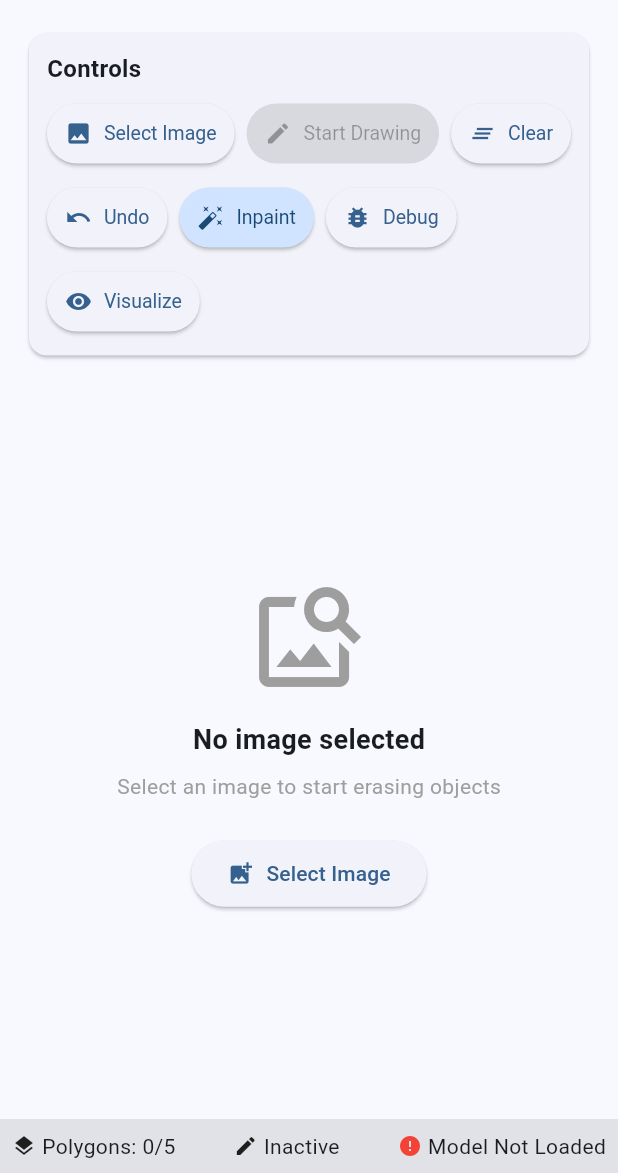
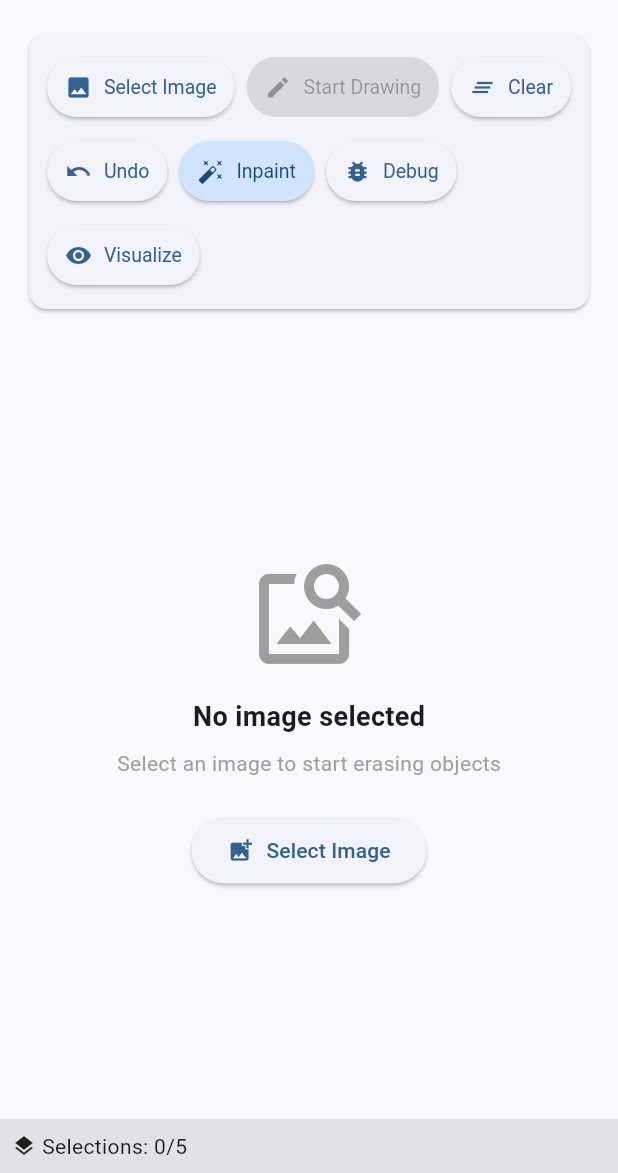
Before and after one commit to maxal-studio/flutter-image-magic-eraser, a Flutter app: the screen it shows after launch, on a phone screen of 412 x 824 dp, the part 63-1236 px from its top. Run offline on Flutter 3.47's test engine with Material 3 defaults, Android fonts, the light colour scheme and no system bars; our stand-ins replace image_picker; missing offline and left inert: onnxruntime.

Commit message:
Update: Code Refactoring

```diff
--- a/example/lib/main.dart
+++ b/example/lib/main.dart
@@ -56,7 +56,6 @@ class _PolygonInpaintingPageState extends State<PolygonInpaintingPage> {
   static final ImagePicker _imagePicker = ImagePicker();
   XFile? _selectedImage;
   Uint8List? _imageBytes;
-  Size? _imageSize;
   ImageProvider? _imageProvider;
 
   // Maximum number of polygons
@@ -68,7 +67,7 @@ class _PolygonInpaintingPageState extends State<PolygonInpaintingPage> {
   bool _isLoadingModel = false;
 
   // Polygon drawing controller
-  late PolygonPainterController _polygonController;
+  late ImageSelectorController _imageSelectorController;
   DrawingMode _drawingMode = DrawingMode.none;
   List<List<Map<String, double>>> _polygons = [];
 
@@ -77,9 +76,9 @@ class _PolygonInpaintingPageState extends State<PolygonInpaintingPage> {
     super.initState();
 
     // Initialize polygon controller
-    _polygonController = PolygonPainterController();
-    _polygonController.onPolygonsChanged = _onPolygonsChanged;
-    _polygonController.maxPolygons = _maxPolygons;
+    _imageSelectorController = ImageSelectorController();
+    _imageSelectorController.onPolygonsChanged = _onPolygonsChanged;
+    _imageSelectorController.maxPolygons = _maxPolygons;
 
     // Check if model is already loaded
     _isModelLoaded = InpaintingService.instance.isModelLoaded();
@@ -91,7 +90,7 @@ class _PolygonInpaintingPageState extends State<PolygonInpaintingPage> {
 
   @override
   void dispose() {
-    _polygonController.dispose();
+    _imageSelectorController.dispose();
     super.dispose();
   }
 
@@ -138,10 +137,9 @@ class _PolygonInpaintingPageState extends State<PolygonInpaintingPage> {
       setState(() {
         _selectedImage = file;
         _imageBytes = bytes;
-        _imageSize = Size(image.width.toDouble(), image.height.toDouble());
         _imageProvider = MemoryImage(bytes);
         // Clear existing polygons
-        _polygonController.clearPolygons();
+        _imageSelectorController.clearPolygons();
       });
 
       _log('Image loaded: ${image.width}x${image.height}');
@@ -166,13 +164,13 @@ class _PolygonInpaintingPageState extends State<PolygonInpaintingPage> {
       _drawingMode = _drawingMode == DrawingMode.none
           ? DrawingMode.draw
           : DrawingMode.none;
-      _polygonController.drawingMode = _drawingMode;
+      _imageSelectorController.drawingMode = _drawingMode;
     });
   }
 
   /// Inpaint with polygons
   Future<void> _inpaintWithPolygons() async {
-    if (_imageBytes == null || _polygonController.polygons.isEmpty) {
+    if (_imageBytes == null || _imageSelectorController.polygons.isEmpty) {
       ScaffoldMessenger.of(context).showSnackBar(
         const SnackBar(
           content: Text('Please select an image and draw at least one polygon'),
@@ -187,7 +185,7 @@ class _PolygonInpaintingPageState extends State<PolygonInpaintingPage> {
 
     try {
       // Convert polygons to the format expected by the inpainting service
-      final polygonsData = _polygonController.polygons
+      final polygonsData = _imageSelectorController.polygons
           .map((polygon) => polygon.toInpaintingFormat())
           .toList();
 
@@ -204,27 +202,13 @@ class _PolygonInpaintingPageState extends State<PolygonInpaintingPage> {
       if (!mounted) return;
 
       // Clear all polygons
-      _polygonController.clearPolygons();
+      _imageSelectorController.clearPolygons();
 
       setState(() {
         _imageBytes = outputBytes;
         _imageProvider = MemoryImage(outputBytes);
         _isInpainting = false;
       });
-
-      // Update image size after inpainting
-      if (_imageBytes != null) {
-        final decodedImage = await decodeImageFromList(_imageBytes!);
-
-        if (!mounted) return;
-
-        setState(() {
-          _imageSize = Size(
-            decodedImage.width.toDouble(),
-            decodedImage.height.toDouble(),
-          );
-        });
-      }
     } catch (e) {
       if (!mounted) return;
 
@@ -243,7 +227,7 @@ class _PolygonInpaintingPageState extends State<PolygonInpaintingPage> {
 
   /// View debug images
   void _showDebugImages() {
-    if (_imageBytes == null || _polygonController.polygons.isEmpty) {
+    if (_imageBytes == null || _imageSelectorController.polygons.isEmpty) {
       ScaffoldMessenger.of(context).showSnackBar(
         const SnackBar(
           content: Text('Please select an image and draw at least one polygon'),
@@ -253,7 +237,7 @@ class _PolygonInpaintingPageState extends State<PolygonInpaintingPage> {
     }
 
     // Convert polygons to the format expected by the debug images page
-    final polygonsData = _polygonController.polygons
+    final polygonsData = _imageSelectorController.polygons
         .map((polygon) => polygon.toInpaintingFormat())
         .toList();
 
@@ -270,7 +254,7 @@ class _PolygonInpaintingPageState extends State<PolygonInpaintingPage> {
 
   /// Show visualization
   void _showVisualization() {
-    if (_imageBytes == null || _polygonController.polygons.isEmpty) {
+    if (_imageBytes == null || _imageSelectorController.polygons.isEmpty) {
       ScaffoldMessenger.of(context).showSnackBar(
         const SnackBar(
           content: Text('Please select an image and draw at least one polygon'),
@@ -280,7 +264,7 @@ class _PolygonInpaintingPageState extends State<PolygonInpaintingPage> {
     }
 
     // Convert polygons to the format expected by the visualization page
-    final polygonsData = _polygonController.polygons
+    final polygonsData = _imageSelectorController.polygons
         .map((polygon) => polygon.toInpaintingFormat())
         .toList();
 
@@ -417,8 +401,8 @@ class _PolygonInpaintingPageState extends State<PolygonInpaintingPage> {
               margin: const EdgeInsets.all(8),
               child: ClipRRect(
                 borderRadius: BorderRadius.circular(8),
-                child: PolygonDrawingWidget(
-                  controller: _polygonController,
+                child: ImageMaskSelector(
+                  controller: _imageSelectorController,
                   child: _imageProvider != null
                       ? Image(
                           image: _imageProvider!,
@@ -439,11 +423,6 @@ class _PolygonInpaintingPageState extends State<PolygonInpaintingPage> {
         child: Column(
           crossAxisAlignment: CrossAxisAlignment.start,
           children: [
-            const Text(
-              'Controls',
-              style: TextStyle(fontSize: 16, fontWeight: FontWeight.bold),
-            ),
-            const SizedBox(height: 8),
             Wrap(
               spacing: 8,
               runSpacing: 8,
@@ -475,14 +454,14 @@ class _PolygonInpaintingPageState extends State<PolygonInpaintingPage> {
                     textStyle: const TextStyle(fontSize: 13),
                     backgroundColor: _drawingMode == DrawingMode.draw
                         ? Theme.of(context).colorScheme.errorContainer
-                        : Theme.of(context).colorScheme.secondaryContainer,
+                        : null,
                     foregroundColor: _drawingMode == DrawingMode.draw
                         ? Theme.of(context).colorScheme.onErrorContainer
-                        : Theme.of(context).colorScheme.onSecondaryContainer,
+                        : null,
                   ),
                 ),
                 ElevatedButton.icon(
-                  onPressed: _polygonController.clearPolygons,
+                  onPressed: _imageSelectorController.clearPolygons,
                   icon: const Icon(Icons.clear_all, size: 18),
                   label: const Text('Clear'),
                   style: ElevatedButton.styleFrom(
@@ -492,7 +471,7 @@ class _PolygonInpaintingPageState extends State<PolygonInpaintingPage> {
                   ),
                 ),
                 ElevatedButton.icon(
-                  onPressed: _polygonController.undoLastPolygon,
+                  onPressed: _imageSelectorController.undoLastPolygon,
                   icon: const Icon(Icons.undo, size: 18),
                   label: const Text('Undo'),
                   style: ElevatedButton.styleFrom(
@@ -554,34 +533,7 @@ class _PolygonInpaintingPageState extends State<PolygonInpaintingPage> {
             children: [
               const Icon(Icons.layers, size: 16),
               const SizedBox(width: 4),
-              Text("Polygons: ${_polygons.length}/$_maxPolygons"),
-            ],
-          ),
-          if (_imageSize != null)
-            Row(
-              children: [
-                const Icon(Icons.photo_size_select_actual, size: 16),
-                const SizedBox(width: 4),
-                Text(
-                    "${_imageSize!.width.toInt()}x${_imageSize!.height.toInt()}"),
-              ],
-            ),
-          Row(
-            children: [
-              const Icon(Icons.edit, size: 16),
-              const SizedBox(width: 4),
-              Text(_drawingMode == DrawingMode.draw ? "Active" : "Inactive"),
-            ],
-          ),
-          Row(
-            children: [
-              Icon(
-                _isModelLoaded ? Icons.check_circle : Icons.error,
-                size: 16,
-                color: _isModelLoaded ? Colors.green : Colors.red,
-              ),
-              const SizedBox(width: 4),
-              Text(_isModelLoaded ? "Model Loaded" : "Model Not Loaded"),
+              Text("Selections: ${_polygons.length}/$_maxPolygons"),
             ],
           ),
         ],
--- a/lib/image_magic_eraser.dart
+++ b/lib/image_magic_eraser.dart
@@ -1,6 +1,6 @@
 export 'src/inpainting_service.dart';
-export 'src/mappers/bounding_box.dart';
-export 'src/mappers/inpainting_config.dart';
+export 'src/models/bounding_box.dart';
+export 'src/models/inpainting_config.dart';
 export 'src/services/polygon_inpainting_service.dart';
 // Export polygon drawing components
-export 'src/polygon_drawing.dart';
+export 'src/image_selector.dart';
--- a/lib/src/controllers/polygon_painter_controller.dart
+++ b/lib/src/controllers/image_selector_controller.dart
@@ -11,8 +11,8 @@ enum DrawingMode {
   draw,
 }
 
-/// Controller for the polygon drawing widget
-class PolygonPainterController extends ChangeNotifier {
+/// Controller for the image selector widget
+class ImageSelectorController extends ChangeNotifier {
   /// Current drawing mode
   DrawingMode _drawingMode = DrawingMode.none;
 
--- a/lib/src/polygon_drawing.dart
+++ b/lib/src/image_selector.dart
@@ -1,5 +1,5 @@
 // Export all polygon drawing components
-export 'controllers/polygon_painter_controller.dart';
+export 'controllers/image_selector_controller.dart';
 export 'models/polygon.dart';
 export 'painters/polygon_painter.dart';
-export 'widgets/polygon_drawing_widget.dart';
+export 'widgets/image_mask_selector_widget.dart';
--- a/lib/src/inpainting_service.dart
+++ b/lib/src/inpainting_service.dart
@@ -5,13 +5,13 @@ import 'dart:ui' as ui;
 import 'package:flutter/foundation.dart';
 import 'package:flutter/material.dart';
 
-import 'mappers/inpainting_config.dart';
+import 'models/inpainting_config.dart';
 import 'services/mask_generation_service.dart';
 import 'services/onnx_model_service.dart';
 import 'services/polygon_inpainting_service.dart';
 import 'services/polygon_processing_service.dart';
 
-export 'mappers/inpainting_config.dart';
+export 'models/inpainting_config.dart';
 
 /// Main service for image inpainting
 class InpaintingService {
--- a/lib/src/services/onnx_model_service.dart
+++ b/lib/src/services/onnx_model_service.dart
@@ -4,7 +4,7 @@ import 'package:flutter/foundation.dart';
 import 'package:flutter/services.dart';
 import 'package:onnxruntime/onnxruntime.dart';
 
-import '../mappers/model_init_data.dart';
+import '../models/model_init_data.dart';
 
 /// Service for handling ONNX model operations
 class OnnxModelService {
--- a/lib/src/services/polygon_inpainting_service.dart
+++ b/lib/src/services/polygon_inpainting_service.dart
@@ -6,8 +6,8 @@ import 'package:flutter/foundation.dart';
 import 'package:flutter/material.dart';
 import 'package:onnxruntime/onnxruntime.dart';
 
-import '../mappers/bounding_box.dart';
-import '../mappers/inpainting_config.dart';
+import '../models/bounding_box.dart';
+import '../models/inpainting_config.dart';
 import 'image_processing_service.dart';
 import 'mask_generation_service.dart';
 import 'onnx_model_service.dart';
```
Also changed, not shown: lib/src/examples/polygon_drawing_example.dart (deleted, +0 -122 lines), lib/src/widgets/image_mask_selector_widget.dart (renamed from lib/src/widgets/polygon_drawing_widget.dart, +8 -8 lines), lib/src/models/bounding_box.dart (renamed from lib/src/mappers/bounding_box.dart), lib/src/models/inpainting_config.dart (renamed from lib/src/mappers/inpainting_config.dart), lib/src/models/mask_offset.dart (renamed from lib/src/mappers/mask_offset.dart), lib/src/models/mask_path.dart (renamed from lib/src/mappers/mask_path.dart), lib/src/models/model_init_data.dart (renamed from lib/src/mappers/model_init_data.dart), 1 other file.
